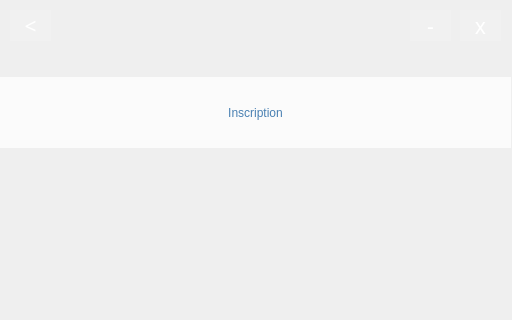
The window that Babel/client/forms/BabelInscription.ui (gvsurenderreddy/Babel-VOIP) describes before a commit, drawn with Qt 5; both pictures show x 0 to 512 and y 0 to 320 of the 512 by 870 pixel window.
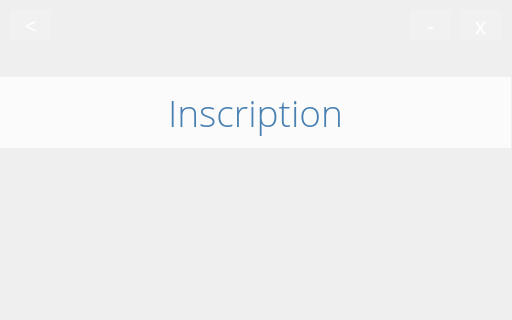
The same window after the commit. Icons and pictures are not drawn.

Commit message: add fonts directory + file, add babelMain

What changed in the file:
```diff
--- a/Babel/client/forms/BabelInscription.ui
+++ b/Babel/client/forms/BabelInscription.ui
@@ -193,6 +193,15 @@
      <height>71</height>
     </rect>
    </property>
+   <property name="font">
+    <font>
+     <family>Open Sans Light</family>
+     <pointsize>28</pointsize>
+     <weight>50</weight>
+     <italic>false</italic>
+     <bold>false</bold>
+    </font>
+   </property>
    <property name="styleSheet">
     <string notr="true">background: none;
 background-color: rgba(255, 255, 255, 192);
```
Left out of the diff: 5 changed lines with no effect on the pictures. The commit also changes 5 other files.
